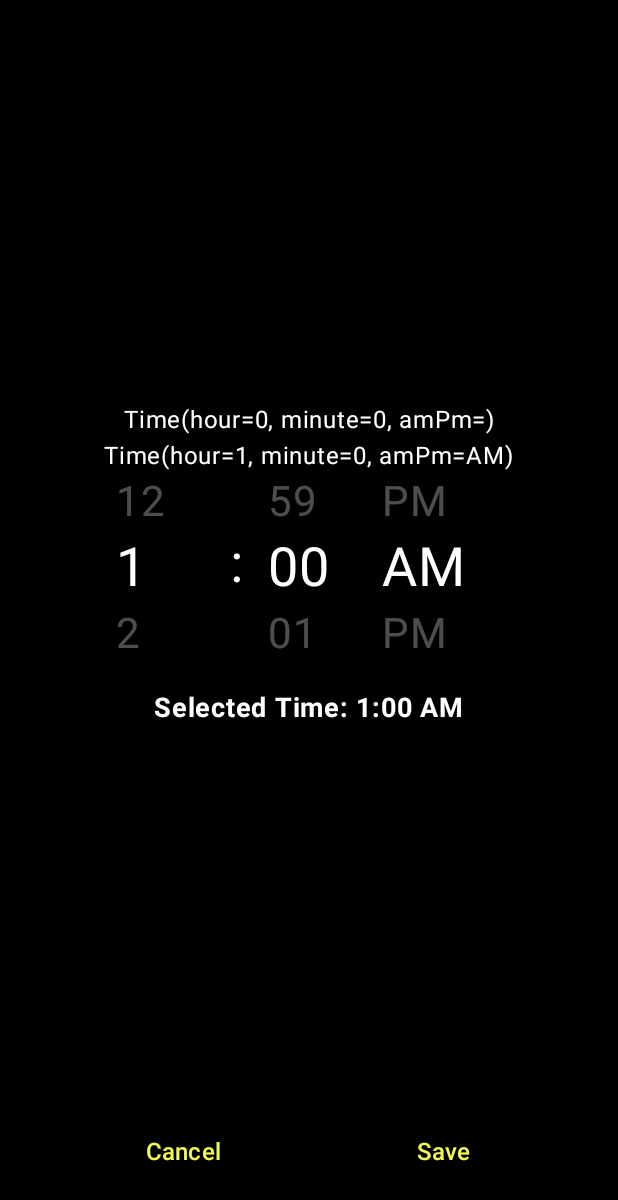
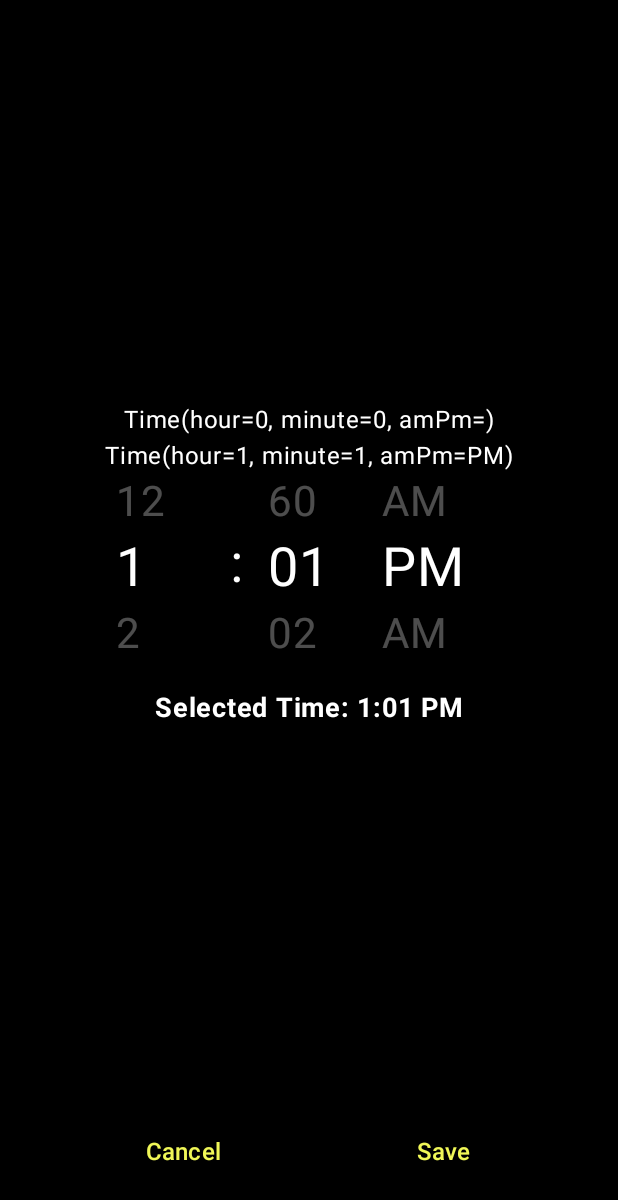
Before and after one commit to phamanhtuan-coder/CNPM_NhomAnhTuan_AlarmClockApp, an Android app built with Jetpack Compose: the composable AlarmDetailsScreen shown on its own in the app's theme, on a phone screen of 412 x 824 dp. Shown: the top 1200 px of the screen. Run offline under Robolectric (Android 15) with nearby library versions, the phone set to English and light mode, and no system bars; our stand-ins replace Room's generated code.

Commit message:
Fix thời gian

```diff
--- a/app/src/main/java/com/example/cnpm_nhomanhtuan_alarmclockapp/AlarmDetailScreen.kt
+++ b/app/src/main/java/com/example/cnpm_nhomanhtuan_alarmclockapp/AlarmDetailScreen.kt
@@ -21,9 +21,6 @@ import androidx.lifecycle.viewmodel.compose.viewModel
 import androidx.navigation.NavHostController
 import kotlinx.coroutines.launch
 
-
-
-
 @OptIn(ExperimentalMaterial3Api::class)
 
 @Composable
@@ -40,6 +37,12 @@ fun AlarmDetailsScreen(
     //var selectedTime by remember { mutableStateOf(if (id > 0) alarmState.time else Time(0,0,"")) }
 
     var selectedTime by remember { mutableStateOf(alarmState.time) }
+
+    LaunchedEffect(alarmState.time) {
+        selectedTime = alarmState.time
+    }
+
+//    var selectedTime by remember { mutableStateOf(alarmState.time) }
     var selectedDays by remember { mutableStateOf(alarmState.days) }
     var alarmName by remember { mutableStateOf(TextFieldValue(alarmState.label)) }
 
@@ -94,9 +97,8 @@ fun AlarmDetailsScreen(
                     EndlessRollingPadlockTimePicker(
                         modifier = Modifier.fillMaxWidth(),
                         onTimeSelected = { time -> selectedTime = time },
-                        initialTime = selectedTime
+                        initialTime = selectedTime,
                     )
-
 
                     Spacer(modifier = Modifier.height(24.dp))
 
@@ -304,14 +306,29 @@ fun EndlessRollingPadlockTimePicker(
     initialTime: Time ,
     onTimeSelected: (Time) -> Unit
 ) {
+//    val hoursList = (1..12).toList()
+//    val minutesList = (0..59).toList()
+//    val amPmList = listOf("AM", "PM")
+//
+//
+//    val hourState = rememberLazyListState(initialFirstVisibleItemIndex = hoursList.indexOf(initialTime.hour-1) + hoursList.size * 50)
+//    val minuteState = rememberLazyListState(initialFirstVisibleItemIndex = minutesList.indexOf(initialTime.minute-1) + minutesList.size * 50)
+//    val amPmState = rememberLazyListState(initialFirstVisibleItemIndex = if(amPmList.indexOf(initialTime.amPm) == 1) 0 else 1 + amPmList.size * 50)
+
     val hoursList = (1..12).toList()
-    val minutesList = (0..59).toList()
+    val minutesList = (1..60).toList()
     val amPmList = listOf("AM", "PM")
 
+    val hourState = rememberLazyListState()
+    val minuteState = rememberLazyListState()
+    val amPmState = rememberLazyListState()
 
-    val hourState = rememberLazyListState(initialFirstVisibleItemIndex = hoursList.indexOf(initialTime.hour-1) + hoursList.size * 50)
-    val minuteState = rememberLazyListState(initialFirstVisibleItemIndex = minutesList.indexOf(initialTime.minute-1) + minutesList.size * 50)
-    val amPmState = rememberLazyListState(initialFirstVisibleItemIndex = if(amPmList.indexOf(initialTime.amPm) == 1) 0 else 1 + amPmList.size * 50)
+    LaunchedEffect(initialTime) {
+        hourState.scrollToItem(hoursList.indexOf(initialTime.hour - 1) + hoursList.size * 50)
+        minuteState.scrollToItem(minutesList.indexOf(initialTime.minute - 1) + minutesList.size * 50)
+        amPmState.scrollToItem(if (initialTime.amPm == "AM") 1 else 0 + amPmList.size * 50)
+    }
+
 
     val scope = rememberCoroutineScope()
 
@@ -428,15 +445,18 @@ fun EndlessRollingPadlockTimePicker(
         }
     }
 
-    DisposableEffect(
-        hourState.firstVisibleItemIndex,
-        minuteState.firstVisibleItemIndex,
-        amPmState.firstVisibleItemIndex
-    ) {
-        val selectedHour = hoursList[if (hourState.firstVisibleItemIndex % hoursList.size == 11) 0 else hourState.firstVisibleItemIndex % hoursList.size + 1]
-        val selectedMinute = minutesList[if (minuteState.firstVisibleItemIndex % minutesList.size == 59) 0 else minuteState.firstVisibleItemIndex % minutesList.size + 1]
-        val selectedAmPm = amPmList[if (amPmState.firstVisibleItemIndex % amPmList.size == 1) 0 else 1]
-        onTimeSelected(Time(selectedHour, selectedMinute, selectedAmPm))
-        onDispose { }
+    LaunchedEffect(hourState.isScrollInProgress, minuteState.isScrollInProgress, amPmState.isScrollInProgress) {
+        if (!hourState.isScrollInProgress && !minuteState.isScrollInProgress && !amPmState.isScrollInProgress) {
+            // Tính chỉ số dựa vào vị trí hiện tại, thêm +1 để lấy mục kế tiếp chính xác
+            val selectedHour = hoursList[(hourState.firstVisibleItemIndex + 1) % hoursList.size]
+            val selectedMinute = minutesList[(minuteState.firstVisibleItemIndex + 1) % minutesList.size]
+            val selectedAmPm = amPmList[(amPmState.firstVisibleItemIndex + 1) % amPmList.size]
+
+            onTimeSelected(Time(selectedHour, selectedMinute, selectedAmPm))
+        }
     }
+
+
+
+
 }
```
